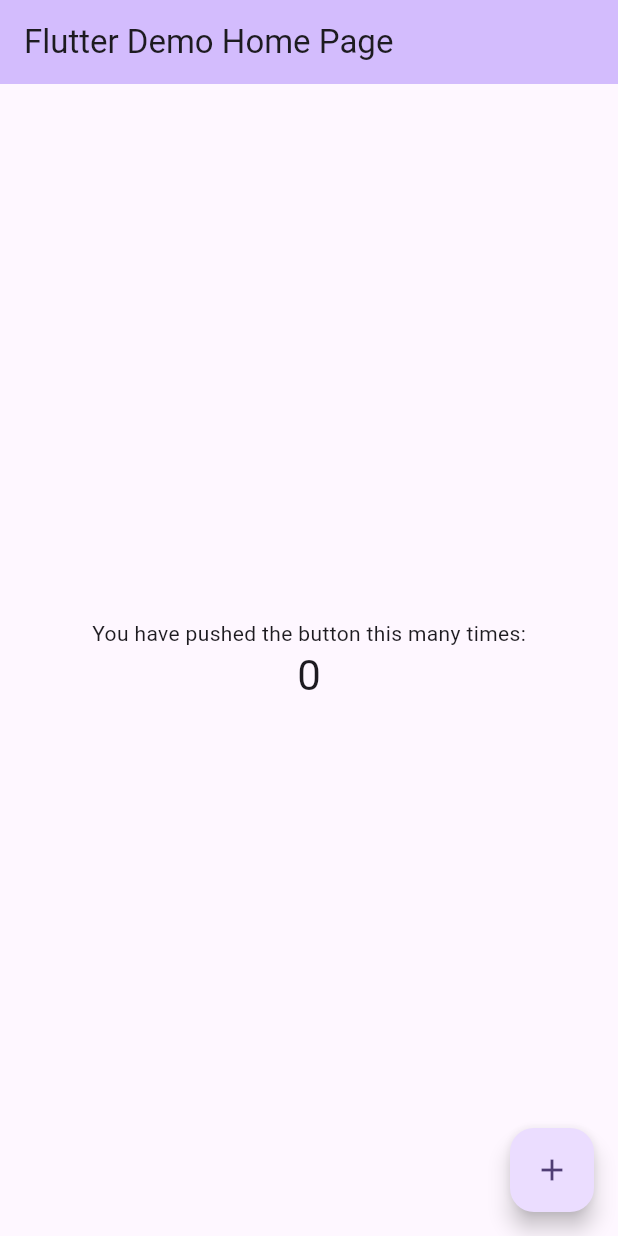
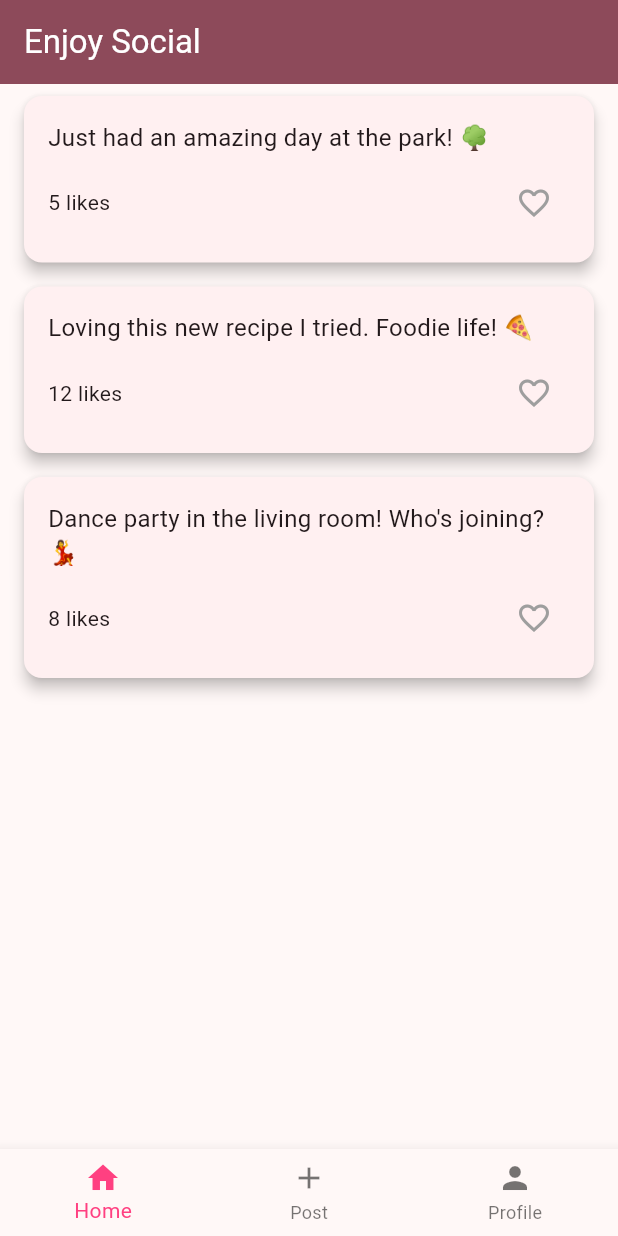
Before and after one commit to could-ai/019a1668-c5f8-72b7-8925-7d7a3d27b6f4, a Flutter app: the screen it shows after launch, on a phone screen of 412 x 824 dp. Run offline on Flutter 3.47's test engine with Material 3 defaults, Android fonts, the phone set to English and light mode, and no system bars.

Commit message:
Updated the app description to reflect the social media app purpose, while keeping all other default configurations intact for a clean, basic setup.; Completely replaced the default counter app with a social media app structure. Added bottom navigation for three screens (Home, Create Post, Profile). Implemented app-wide state for posts (stored in memory) with functions to add posts and toggle likes. Used a pink accent theme for an enjoyable, vibrant feel. Imported necessary screens and models. This creates the core navigation and state management for the app, replacing all template code with functional social media logic.; Created a simple Post model class to represent individual posts in the social media app. Includes fields for ID, content, likes count, and like status. This model enables data handling for posts across screens, supporting features like displaying content and toggling likes for user enjoyment.; Created a reusable PostWidget to display individual posts in the feed. Includes the post content, likes count, and a heart icon button for liking. Used a Card for a clean, card-based layout with rounded corners, making posts visually appealing and interactive for user enjoyment. The onLike callback handles toggling likes.; Created the HomeScreen to display the feed of posts. Uses a ListView to show all posts, with a fallback message if no posts exist. Integrates the PostWidget for each post, passing the onLike function to handle likes. This provides a scrollable, enjoyable feed where users can view and interact with content.; Created the CreatePostScreen with a text input field for users to write posts. Includes a submit button that adds the post to the feed, shows a success snackbar, and navigates back. This enables users to easily create and share enjoyable content, with a simple form design for quick posting.; Created the ProfileScreen to display user info (avatar, name, post count) and a list of their posts. Uses the PostWidget for consistency, with a no-op like function since likes aren't editable here. This gives users a personal space to view their activity, enhancing the enjoyment through profile customization and overview.

```diff
--- a/usr/lib/main.dart
+++ b/usr/lib/main.dart
@@ -1,120 +1,99 @@
 import 'package:flutter/material.dart';
+import 'screens/home_screen.dart';
+import 'screens/create_post_screen.dart';
+import 'screens/profile_screen.dart';
+import 'models/post.dart';
 
 void main() {
-  runApp(const MyApp());
+  runApp(const SocialMediaApp());
 }
 
-class MyApp extends StatelessWidget {
-  const MyApp({super.key});
+class SocialMediaApp extends StatelessWidget {
+  const SocialMediaApp({super.key});
 
-  // This widget is the root of your application.
   @override
   Widget build(BuildContext context) {
     return MaterialApp(
-      title: 'Flutter Demo',
+      title: 'Enjoy Social',
       debugShowCheckedModeBanner: false,
       theme: ThemeData(
-        // This is the theme of your application.
-        //
-        // TRY THIS: Try running your application with "flutter run". You'll see
-        // the application has a purple toolbar. Then, without quitting the app,
-        // try changing the seedColor in the colorScheme below to Colors.green
-        // and then invoke "hot reload" (save your changes or press the "hot
-        // reload" button in a Flutter-supported IDE, or press "r" if you used
-        // the command line to start the app).
-        //
-        // Notice that the counter didn't reset back to zero; the application
-        // state is not lost during the reload. To reset the state, use hot
-        // restart instead.
-        //
-        // This works for code too, not just values: Most code changes can be
-        // tested with just a hot reload.
-        colorScheme: ColorScheme.fromSeed(seedColor: Colors.deepPurple),
+        colorScheme: ColorScheme.fromSeed(seedColor: Colors.pinkAccent),
+        useMaterial3: true,
       ),
-      home: const MyHomePage(title: 'Flutter Demo Home Page'),
+      home: const MainScreen(),
     );
   }
 }
 
-class MyHomePage extends StatefulWidget {
-  const MyHomePage({super.key, required this.title});
-
-  // This widget is the home page of your application. It is stateful, meaning
-  // that it has a State object (defined below) that contains fields that affect
-  // how it looks.
-
-  // This class is the configuration for the state. It holds the values (in this
-  // case the title) provided by the parent (in this case the App widget) and
-  // used by the build method of the State. Fields in a Widget subclass are
-  // always marked "final".
-
-  final String title;
+class MainScreen extends StatefulWidget {
+  const MainScreen({super.key});
 
   @override
-  State<MyHomePage> createState() => _MyHomePageState();
+  State<MainScreen> createState() => _MainScreenState();
 }
 
-class _MyHomePageState extends State<MyHomePage> {
-  int _counter = 0;
+class _MainScreenState extends State<MainScreen> {
+  int _selectedIndex = 0;
+  final List<Post> _posts = [
+    Post(id: '1', content: 'Just had an amazing day at the park! 🌳', likes: 5, isLiked: false),
+    Post(id: '2', content: 'Loving this new recipe I tried. Foodie life! 🍕', likes: 12, isLiked: false),
+    Post(id: '3', content: 'Dance party in the living room! Who\'s joining? 💃', likes: 8, isLiked: false),
+  ];
 
-  void _incrementCounter() {
+  void _onItemTapped(int index) {
     setState(() {
-      // This call to setState tells the Flutter framework that something has
-      // changed in this State, which causes it to rerun the build method below
-      // so that the display can reflect the updated values. If we changed
-      // _counter without calling setState(), then the build method would not be
-      // called again, and so nothing would appear to happen.
-      _counter++;
+      _selectedIndex = index;
+    });
+  }
+
+  void _addPost(String content) {
+    setState(() {
+      _posts.insert(0, Post(id: DateTime.now().toString(), content: content, likes: 0, isLiked: false));
+    });
+  }
+
+  void _toggleLike(String postId) {
+    setState(() {
+      final post = _posts.firstWhere((p) => p.id == postId);
+      post.isLiked = !post.isLiked;
+      post.likes += post.isLiked ? 1 : -1;
     });
   }
 
   @override
   Widget build(BuildContext context) {
-    // This method is rerun every time setState is called, for instance as done
-    // by the _incrementCounter method above.
-    //
-    // The Flutter framework has been optimized to make rerunning build methods
-    // fast, so that you can just rebuild anything that needs updating rather
-    // than having to individually change instances of widgets.
+    final List<Widget> _screens = [
+      HomeScreen(posts: _posts, onLike: _toggleLike),
+      CreatePostScreen(onPost: _addPost),
+      ProfileScreen(posts: _posts),
+    ];
+
     return Scaffold(
       appBar: AppBar(
-        // TRY THIS: Try changing the color here to a specific color (to
-        // Colors.amber, perhaps?) and trigger a hot reload to see the AppBar
-        // change color while the other colors stay the same.
-        backgroundColor: Theme.of(context).colorScheme.inversePrimary,
-        // Here we take the value from the MyHomePage object that was created by
-        // the App.build method, and use it to set our appbar title.
-        title: Text(widget.title),
+        title: const Text('Enjoy Social'),
+        backgroundColor: Theme.of(context).colorScheme.primary,
+        foregroundColor: Theme.of(context).colorScheme.onPrimary,
       ),
-      body: Center(
-        // Center is a layout widget. It takes a single child and positions it
-        // in the middle of the parent.
-        child: Column(
-          // Column is also a layout widget. It takes a list of children and
-          // arranges them vertically. By default, it sizes itself to fit its
-          // children horizontally, and tries to be as tall as its parent.
-          //
-          // Column has various properties to control how it sizes itself and
-          // how it positions its children. Here we use mainAxisAlignment to
-          // center the children vertically; the main axis here is the vertical
-          // axis because Columns are vertical (the cross axis would be
-          // horizontal).
-          //
-          // TRY THIS: Invoke "debug painting" (choose the "Toggle Debug Paint"
-          // action in the IDE, or press "p" in the console), to see the
-          // wireframe for each widget.
-          mainAxisAlignment: MainAxisAlignment.center,
-          children: <Widget>[
-            const Text('You have pushed the button this many times:'),
-            Text('$_counter', style: Theme.of(context).textTheme.headlineMedium),
-          ],
-        ),
+      body: _screens[_selectedIndex],
+      bottomNavigationBar: BottomNavigationBar(
+        items: const <BottomNavigationBarItem>[
+          BottomNavigationBarItem(
+            icon: Icon(Icons.home),
+            label: 'Home',
+          ),
+          BottomNavigationBarItem(
+            icon: Icon(Icons.add),
+            label: 'Post',
+          ),
+          BottomNavigationBarItem(
+            icon: Icon(Icons.person),
+            label: 'Profile',
+          ),
+        ],
+        currentIndex: _selectedIndex,
+        selectedItemColor: Colors.pinkAccent,
+        onTap: _onItemTapped,
       ),
-      floatingActionButton: FloatingActionButton(
-        onPressed: _incrementCounter,
-        tooltip: 'Increment',
-        child: const Icon(Icons.add),
-      ), // This trailing comma makes auto-formatting nicer for build methods.
     );
   }
 }
--- /dev/null
+++ b/usr/lib/models/post.dart
@@ -0,0 +1,13 @@
+class Post {
+  final String id;
+  final String content;
+  int likes;
+  bool isLiked;
+
+  Post({
+    required this.id,
+    required this.content,
+    required this.likes,
+    required this.isLiked,
+  });
+}
--- /dev/null
+++ b/usr/lib/screens/home_screen.dart
@@ -0,0 +1,28 @@
+import 'package:flutter/material.dart';
+import '../models/post.dart';
+import '../widgets/post_widget.dart';
+
+class HomeScreen extends StatelessWidget {
+  final List<Post> posts;
+  final Function(String) onLike;
+
+  const HomeScreen({super.key, required this.posts, required this.onLike});
+
+  @override
+  Widget build(BuildContext context) {
+    return Scaffold(
+      body: posts.isEmpty
+          ? const Center(child: Text('No posts yet! Create your first post.'))
+          : ListView.builder(
+              itemCount: posts.length,
+              itemBuilder: (context, index) {
+                final post = posts[index];
+                return PostWidget(
+                  post: post,
+                  onLike: () => onLike(post.id),
+                );
+              },
+            ),
+    );
+  }
+}
--- /dev/null
+++ b/usr/lib/widgets/post_widget.dart
@@ -0,0 +1,44 @@
+import 'package:flutter/material.dart';
+import '../models/post.dart';
+
+class PostWidget extends StatelessWidget {
+  final Post post;
+  final VoidCallback onLike;
+
+  const PostWidget({super.key, required this.post, required this.onLike});
+
+  @override
+  Widget build(BuildContext context) {
+    return Card(
+      margin: const EdgeInsets.symmetric(horizontal: 16, vertical: 8),
+      elevation: 4,
+      shape: RoundedRectangleBorder(borderRadius: BorderRadius.circular(12)),
+      child: Padding(
+        padding: const EdgeInsets.all(16),
+        child: Column(
+          crossAxisAlignment: CrossAxisAlignment.start,
+          children: [
+            Text(
+              post.content,
+              style: const TextStyle(fontSize: 16),
+            ),
+            const SizedBox(height: 8),
+            Row(
+              mainAxisAlignment: MainAxisAlignment.spaceBetween,
+              children: [
+                Text('${post.likes} likes'),
+                IconButton(
+                  icon: Icon(
+                    post.isLiked ? Icons.favorite : Icons.favorite_border,
+                    color: post.isLiked ? Colors.red : Colors.grey,
+                  ),
+                  onPressed: onLike,
+                ),
+              ],
+            ),
+          ],
+        ),
+      ),
+    );
+  }
+}
--- a/usr/pubspec.yaml
+++ b/usr/pubspec.yaml
@@ -1,5 +1,5 @@
 name: couldai_user_app
-description: "A new Flutter project."
+description: "A social media app for enjoyment."
 # The following line prevents the package from being accidentally published to
 # pub.dev using `flutter pub publish`. This is preferred for private packages.
 publish_to: 'none' # Remove this line if you wish to publish to pub.dev
```
Also changed, not shown: usr/lib/screens/create_post_screen.dart (added, +54 -0 lines), usr/lib/screens/profile_screen.dart (added, +52 -0 lines).
